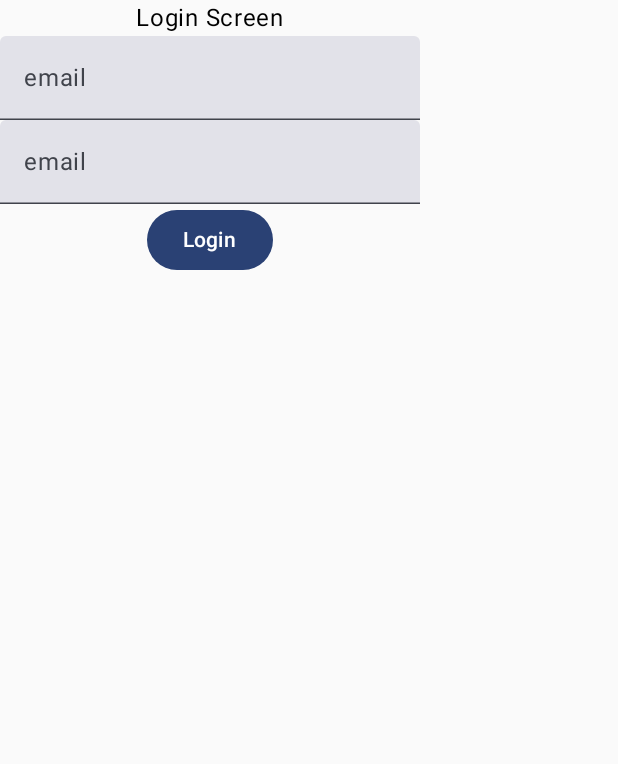
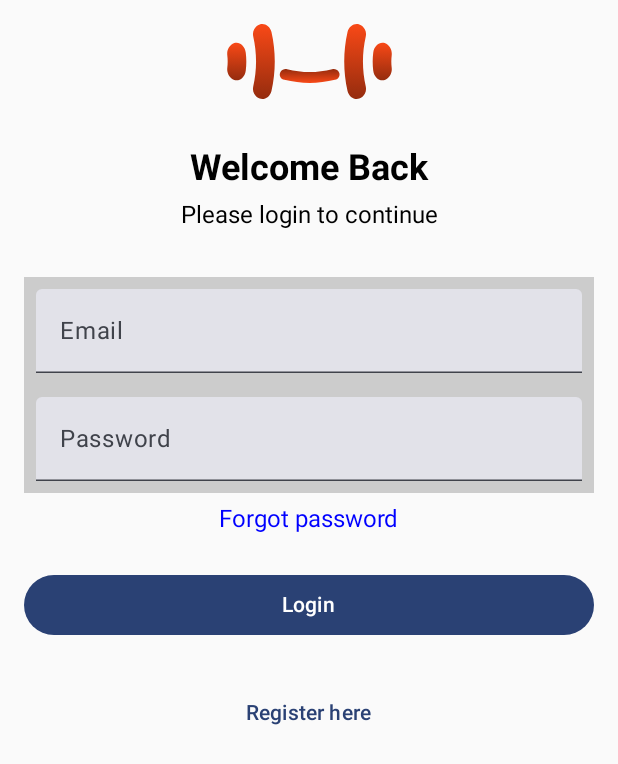
Before and after one commit to Kalorize/Kalorize_Mobile, an Android app built with Jetpack Compose: the LoginScreen screen opened through its navigation route, after a tap on "Login", on a phone screen of 412 x 824 dp. Shown: the top 764 px of the screen. Run offline under Robolectric (Android 15) with nearby library versions, the phone set to English and light mode, and no system bars; our stand-ins replace accompanist.

Commit message:
finish adding logic to logic Screen

```diff
--- a/app/src/main/java/com/kalorize/kalorizeappmobile/ui/navigation/NavGraph.kt
+++ b/app/src/main/java/com/kalorize/kalorizeappmobile/ui/navigation/NavGraph.kt
@@ -8,6 +8,7 @@ import com.google.accompanist.pager.ExperimentalPagerApi
 import com.kalorize.kalorizeappmobile.ui.screen.AnimatedSplashScreen
 import com.kalorize.kalorizeappmobile.ui.screen.onboarding.OnBoardingScreen
 import com.kalorize.kalorizeappmobile.ui.screen.auth.login.LoginScreen
+import com.kalorize.kalorizeappmobile.ui.screen.feature.HomeScreen
 import com.kalorize.kalorizeappmobile.vm.MainViewModel
 
 @OptIn(ExperimentalPagerApi::class)
@@ -29,7 +30,11 @@ fun SetupNavGraph(
         }
 
         composable(route = Screen.Login.route) {
-            LoginScreen(viewModel = viewModel)
+            LoginScreen(viewModel = viewModel, navHostController = navController)
+        }
+
+        composable(route = Screen.Home.route) {
+            HomeScreen(navController = navController)
         }
     }
 }
--- a/app/src/main/java/com/kalorize/kalorizeappmobile/ui/screen/auth/login/LoginScreen.kt
+++ b/app/src/main/java/com/kalorize/kalorizeappmobile/ui/screen/auth/login/LoginScreen.kt
@@ -1,23 +1,42 @@
 package com.kalorize.kalorizeappmobile.ui.screen.auth.login
 
 import android.widget.Toast
+import androidx.compose.foundation.Image
+import androidx.compose.foundation.background
 import androidx.compose.foundation.layout.Column
+import androidx.compose.foundation.layout.fillMaxSize
+import androidx.compose.foundation.layout.fillMaxWidth
+import androidx.compose.foundation.layout.padding
+import androidx.compose.foundation.text.KeyboardOptions
 import androidx.compose.material3.Button
 import androidx.compose.material3.Text
+import androidx.compose.material3.TextButton
 import androidx.compose.material3.TextField
 import androidx.compose.runtime.*
 import androidx.compose.ui.Alignment
 import androidx.compose.ui.Modifier
+import androidx.compose.ui.graphics.Color
+import androidx.compose.ui.layout.ContentScale
 import androidx.compose.ui.platform.LocalContext
 import androidx.compose.ui.platform.LocalLifecycleOwner
+import androidx.compose.ui.res.painterResource
+import androidx.compose.ui.text.TextStyle
+import androidx.compose.ui.text.font.FontWeight
+import androidx.compose.ui.text.input.KeyboardType
+import androidx.compose.ui.text.input.PasswordVisualTransformation
+import androidx.compose.ui.unit.dp
+import androidx.compose.ui.unit.sp
+import androidx.navigation.NavHostController
 import com.kalorize.kalorizeappmobile.data.remote.body.LoginBody
 import com.kalorize.kalorizeappmobile.data.remote.response.LoginResponse
+import com.kalorize.kalorizeappmobile.ui.navigation.Screen
 import com.kalorize.kalorizeappmobile.vm.MainViewModel
 
 @Composable
 fun LoginScreen(
     modifier: Modifier = Modifier,
-    viewModel: MainViewModel
+    viewModel: MainViewModel,
+    navHostController: NavHostController
 ){
     val context = LocalContext.current
     val lifecycle = LocalLifecycleOwner.current
@@ -30,29 +49,77 @@ fun LoginScreen(
     }
     Column(
         horizontalAlignment = Alignment.CenterHorizontally,
-        modifier = modifier
+        modifier = Modifier
+            .fillMaxSize()
+            .padding(16.dp),
     ) {
-
-        Text(text = "Login Screen")
+        Image(
+            painter = painterResource(id = com.kalorize.kalorizeappmobile.R.drawable.markorange),
+            contentDescription = "Logo",
+            contentScale = ContentScale.Fit,
+            modifier = Modifier.padding(bottom = 32.dp)
+        )
+        Text(
+            text = "Welcome Back",
+            style = TextStyle(fontSize = 24.sp, fontWeight = FontWeight.Bold),
+            modifier = Modifier.padding(bottom = 8.dp)
+        )
+        Text(
+            text = "Please login to continue",
+            style = TextStyle(fontSize = 16.sp),
+            modifier = Modifier.padding(bottom = 32.dp)
+        )
         TextField(value = email,
             onValueChange = { input ->  email = input },
-            label = { Text(text = "email")}
+            label = { Text(text = "Email")},
+            modifier = Modifier
+                .fillMaxWidth()
+                .background(Color.LightGray)
+                .padding(8.dp),
+            keyboardOptions = KeyboardOptions.Default.copy(keyboardType = KeyboardType.Email)
         )
         TextField(value = password,
             onValueChange = { input ->  password = input },
-            label = { Text(text = "email")}
+            label = { Text(text = "Password")},
+            modifier = Modifier
+                .fillMaxWidth()
+                .background(Color.LightGray)
+                .padding(8.dp),
+            visualTransformation = PasswordVisualTransformation(),
+            keyboardOptions = KeyboardOptions.Default.copy(keyboardType = KeyboardType.Password)
         )
-        Button(onClick = {
+        Text(
+            text = "Forgot password",
+            style = TextStyle(fontSize = 16.sp),
+            color = Color.Blue,
+            modifier = Modifier.padding(vertical = 8.dp)
+        )
+        Button(
+            onClick = {
             viewModel.loginViewModel.doLogin(LoginBody(email,password))
             viewModel.loginViewModel.login.observe(lifecycle){
                 response = it
                 if (response != null){
-                    Toast.makeText(context, it.status, Toast.LENGTH_SHORT).show()
+                    if (response!!.data.token.isEmpty()){
+                        Toast.makeText(context, it.status, Toast.LENGTH_SHORT).show()
+                    }else{
+                        Toast.makeText(context, it.status, Toast.LENGTH_SHORT).show()
+                        navHostController.navigate(Screen.Home.route)
+                    }
+
                 }
 
-            }
-        }) {
+            } },
+            modifier = Modifier
+                .fillMaxWidth()
+                .padding(vertical = 16.dp)) {
             Text(text = "Login")
+        }
+        TextButton(
+            onClick = { /* Navigate to register screen */ },
+            modifier = Modifier.padding(top = 8.dp)
+        ) {
+            Text(text = "Register here")
         }
 
     }
--- a/app/src/main/java/com/kalorize/kalorizeappmobile/ui/screen/auth/login/LoginViewModel.kt
+++ b/app/src/main/java/com/kalorize/kalorizeappmobile/ui/screen/auth/login/LoginViewModel.kt
@@ -7,7 +7,9 @@ import androidx.lifecycle.ViewModel
 import androidx.lifecycle.viewModelScope
 import com.kalorize.kalorizeappmobile.data.remote.ApiRepository
 import com.kalorize.kalorizeappmobile.data.remote.body.LoginBody
+import com.kalorize.kalorizeappmobile.data.remote.response.LoginData
 import com.kalorize.kalorizeappmobile.data.remote.response.LoginResponse
+import com.kalorize.kalorizeappmobile.data.remote.response.LoginUser
 import kotlinx.coroutines.launch
 
 class LoginViewModel(private val apiRepository: ApiRepository): ViewModel() {
@@ -20,7 +22,19 @@ class LoginViewModel(private val apiRepository: ApiRepository): ViewModel() {
                 _login.postValue(it)
             }
                 .onFailure {
-
+                    _login.postValue(
+                        LoginResponse(
+                        status = it.message!!,
+                        data = LoginData(
+                            token = "",
+                            user = LoginUser(
+                                id = -1,
+                                email = "",
+                                password = ""
+                            )
+                        )
+                    )
+                    )
                 }
         }
     }
--- a/app/src/main/java/com/kalorize/kalorizeappmobile/ui/screen/feature/HomeScreen.kt
+++ b/app/src/main/java/com/kalorize/kalorizeappmobile/ui/screen/feature/HomeScreen.kt
@@ -1 +1,13 @@
 package com.kalorize.kalorizeappmobile.ui.screen.feature
+
+import androidx.compose.material3.Text
+import androidx.compose.runtime.Composable
+import androidx.navigation.NavController
+import androidx.navigation.NavHostController
+
+@Composable
+fun HomeScreen(
+    navController: NavHostController
+){
+    Text(text = "This is Home Screen")
+}
--- a/app/src/main/java/com/kalorize/kalorizeappmobile/ui/screen/onboarding/OnBoardingScreen.kt
+++ b/app/src/main/java/com/kalorize/kalorizeappmobile/ui/screen/onboarding/OnBoardingScreen.kt
@@ -123,7 +123,7 @@ fun OnBoardingPager(
         Card(
             modifier = Modifier
                 .fillMaxWidth()
-                .height(220.dp)
+                .height(240.dp)
                 .align(Alignment.BottomCenter),
             shape = RoundedCornerShape(topStart = 50.dp, topEnd = 50.dp)
         ) {
```
